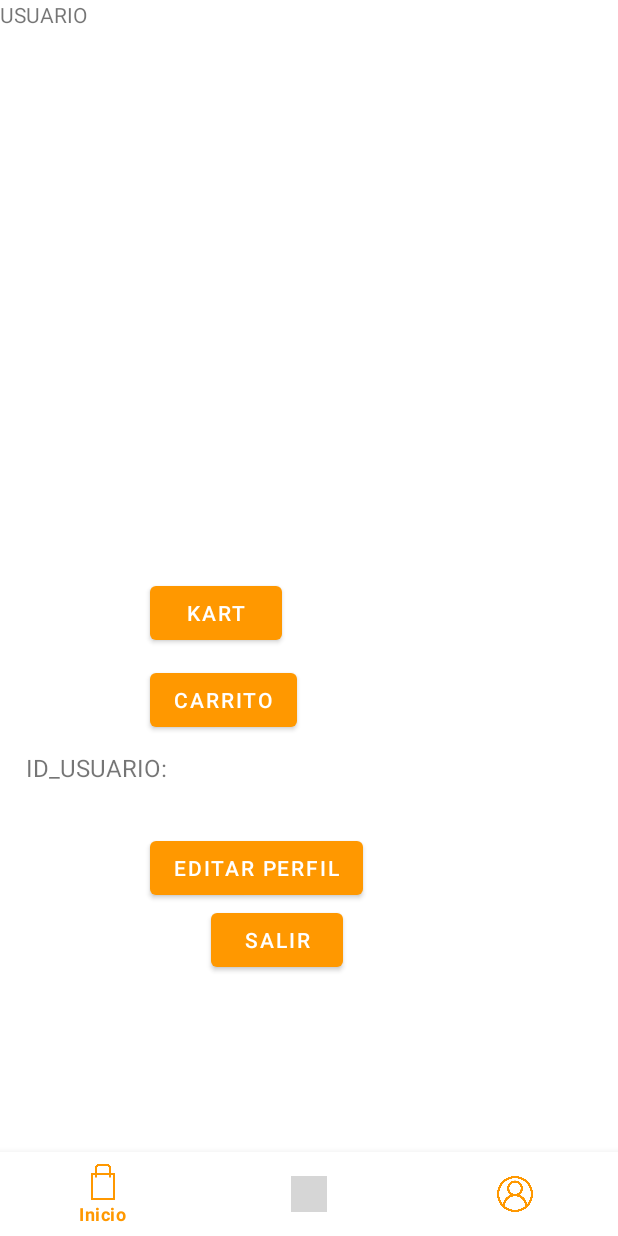
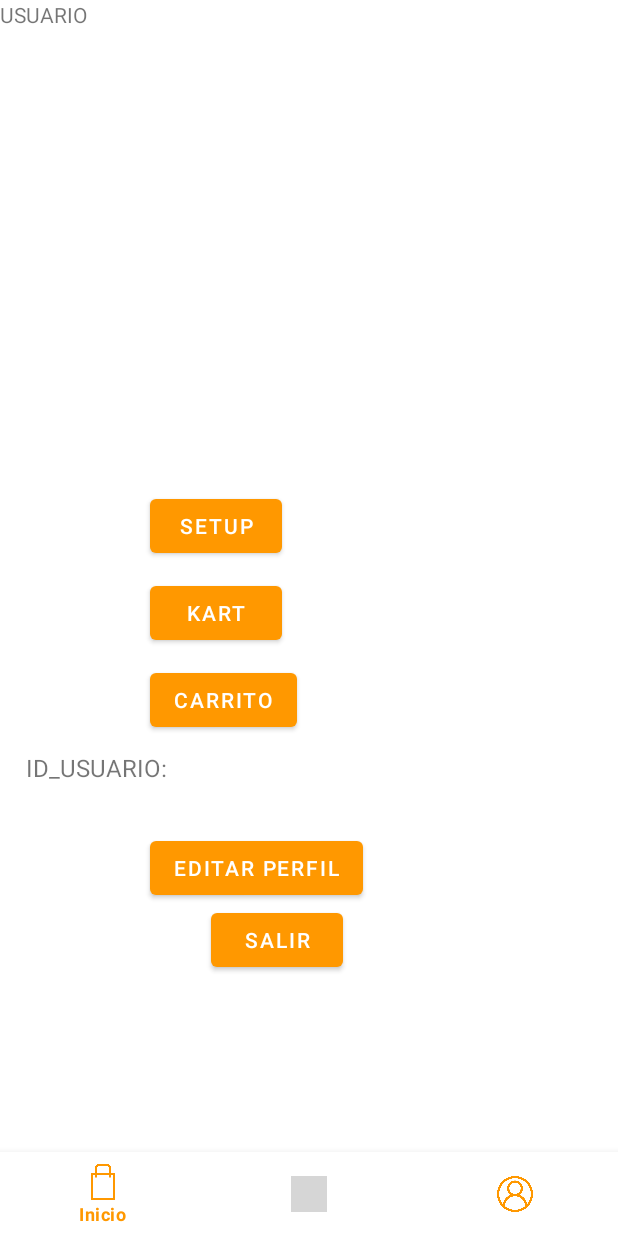
Before and after one commit to snakedev999/StartShoppingV3, an Android app: the fragment UsuarioFragment placed in its activity, on a phone screen of 412 x 824 dp. Run offline under Robolectric (Android 15) with nearby library versions, the phone set to English and light mode, and no system bars; our stand-ins replace Firebase (no records; nobody signed in at launch, a user with empty details on screens opened directly); libraries missing offline, so code that uses them is left out: com.nex3z.notificationbadge; Roboto replaces fonts that are not available here; 1 statement that could not run was skipped; grey boxes are pictures that could not be loaded.

Commit message:
btn carrito, setup y kart funcional

```diff
--- a/app/src/main/AndroidManifest.xml
+++ b/app/src/main/AndroidManifest.xml
@@ -16,6 +16,9 @@
         android:roundIcon="@mipmap/ic_launcher_round"
         android:supportsRtl="true"
         android:theme="@style/Theme.StartShopping">
+        <activity
+            android:name=".carrito.SetupActivity"
+            android:exported="true" />
         <activity
             android:name=".carrito.CarritoActivity"
             android:exported="true" />
--- a/app/src/main/java/com/goldenapps/startshopping/ui/UsuarioFragment.java
+++ b/app/src/main/java/com/goldenapps/startshopping/ui/UsuarioFragment.java
@@ -20,6 +20,7 @@ import com.goldenapps.startshopping.DbHelper;
 import com.goldenapps.startshopping.R;
 import com.goldenapps.startshopping.carrito.CarritoActivity;
 import com.goldenapps.startshopping.carrito.CompraActivity;
+import com.goldenapps.startshopping.carrito.SetupActivity;
 import com.goldenapps.startshopping.ui.menu.MenuActivity;
 import com.google.firebase.auth.FirebaseAuth;
 
@@ -64,6 +65,17 @@ public class UsuarioFragment extends Fragment {
             public void onClick(View v) {
                 Intent kart = new Intent(getActivity(), CompraActivity.class);
                 startActivity(kart);
+
+
+            }
+        });
+
+        Button btn = (Button) blank.findViewById(R.id.btnsetup);
+        btn.setOnClickListener(new View.OnClickListener() {
+            @Override
+            public void onClick(View v) {
+                Intent i = new Intent(getActivity(), SetupActivity.class);
+                startActivity(i);
 
 
             }
--- a/app/src/main/res/layout/fragment_usuario.xml
+++ b/app/src/main/res/layout/fragment_usuario.xml
@@ -19,6 +19,16 @@
         android:text="ID_USUARIO:"
         android:textSize="16sp" />
 
+
+    <Button
+        android:id="@+id/btnsetup"
+        android:layout_width="wrap_content"
+        android:layout_height="wrap_content"
+        android:layout_above="@id/btnkart"
+        android:layout_marginLeft="100dp"
+        android:layout_marginBottom="10dp"
+        android:text="setup"
+        android:textAlignment="center" />
 
     <Button
         android:id="@+id/btnkart"
```
Also changed, not shown: app/src/main/java/com/goldenapps/startshopping/carrito/SetupActivity.java (+2 -87 lines).
